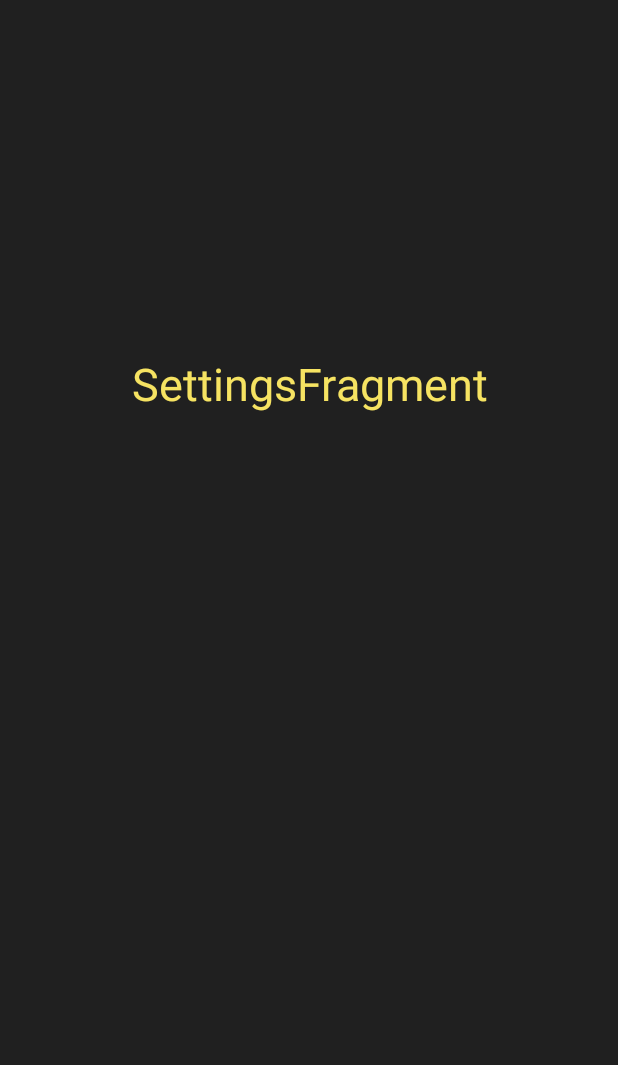
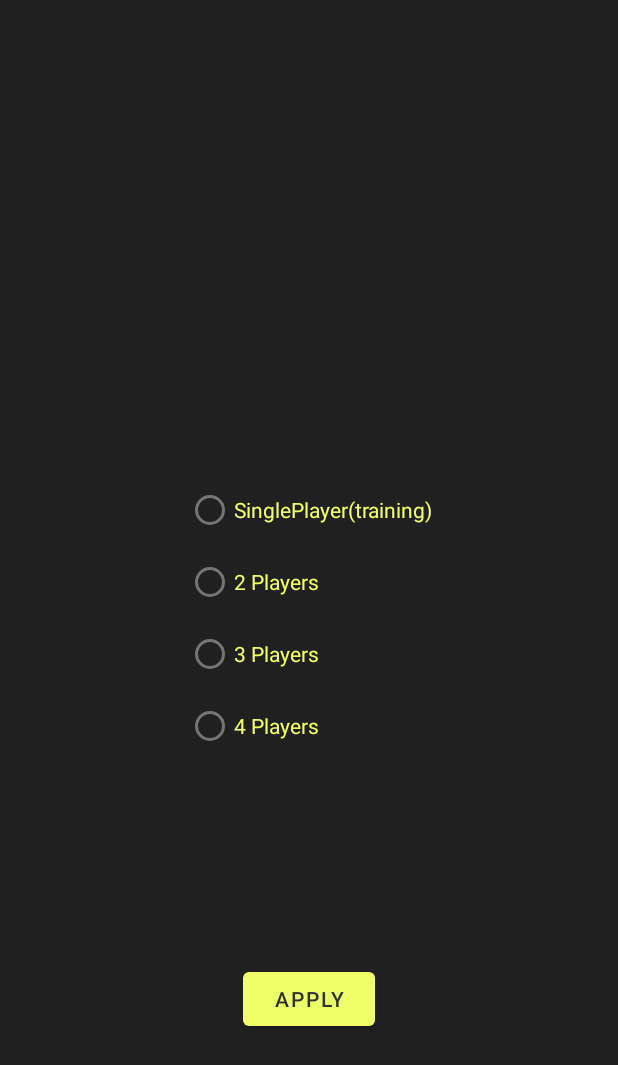
Before and after one commit to giordanospirito/MobileProgrammingProject, an Android app: the SettingsFragment screen opened through its navigation route, on a phone screen of 412 x 824 dp. Shown: the top 1065 px of the screen. Run offline under Robolectric (Android 15) with nearby library versions, the phone set to English and light mode, and no system bars; Roboto replaces fonts that are not available here.

Commit message:
Rimosso il SettingsDialog.kt. Al suo posto il SettingsFragment.kt si occupa con un RadioGroup di inserire il numero di giocatori e notificare PlayFragment.kt con una safeargs, per poi tornare alla schermata principale.

```diff
--- a/app/build.gradle
+++ b/app/build.gradle
@@ -4,7 +4,7 @@ plugins {
     id 'kotlin-android'
     id 'kotlin-kapt'
 }
-
+apply plugin: "androidx.navigation.safeargs.kotlin"
 
 android {
     compileSdkVersion 30
@@ -34,7 +34,7 @@ android {
         targetCompatibility JavaVersion.VERSION_1_8
     }
     kotlinOptions {
-        jvmTarget = '1.8'
+        jvmTarget = JavaVersion.VERSION_1_8.toString()
     }
 }
 
--- a/app/src/main/java/com/example/mobileprogrammingproject/fragments/SettingsFragment.kt
+++ b/app/src/main/java/com/example/mobileprogrammingproject/fragments/SettingsFragment.kt
@@ -5,6 +5,9 @@ import androidx.fragment.app.Fragment
 import android.view.LayoutInflater
 import android.view.View
 import android.view.ViewGroup
+import android.widget.Toast
+import androidx.navigation.Navigation
+import com.example.mobileprogrammingproject.R
 import com.example.mobileprogrammingproject.databinding.FragmentPlayBinding
 import com.example.mobileprogrammingproject.databinding.FragmentSettingsBinding
 
@@ -18,7 +21,33 @@ class SettingsFragment : Fragment() {
         val view = binding.root
 
         //logic...
+        val ApplyButton = binding.BackButton
+        val SinglePlayerCheck = binding.SinglePlayerButton
+        val TwoPlayersCheck = binding.TwoPlayerButton
+        val ThreePlayersCheck = binding.ThreePlayerButton
+        val FourPlayersCheck = binding.FourPlayerButton
 
+        ApplyButton.setOnClickListener {
+            if(SinglePlayerCheck.isChecked){
+                val action = SettingsFragmentDirections.actionSettingsFragmentToPlayFragment3(1)
+                Navigation.findNavController(view).navigate(R.id.action_settingsFragment_to_menuFragment2)
+            }
+            if(TwoPlayersCheck.isChecked){
+                val action = SettingsFragmentDirections.actionSettingsFragmentToPlayFragment3(2)
+                Navigation.findNavController(view).navigate(R.id.action_settingsFragment_to_menuFragment2)
+            }
+            if(ThreePlayersCheck.isChecked){
+                val action = SettingsFragmentDirections.actionSettingsFragmentToPlayFragment3(3)
+                Navigation.findNavController(view).navigate(R.id.action_settingsFragment_to_menuFragment2)
+            }
+            if(FourPlayersCheck.isChecked){
+                val action = SettingsFragmentDirections.actionSettingsFragmentToPlayFragment3(4)
+                Navigation.findNavController(view).navigate(R.id.action_settingsFragment_to_menuFragment2)
+            }
+            else{
+                Toast.makeText(this.context, "Select a game-mode first",Toast.LENGTH_SHORT).show()
+            }
+        }
 
 
 
--- a/app/src/main/res/layout/fragment_settings.xml
+++ b/app/src/main/res/layout/fragment_settings.xml
@@ -13,22 +13,54 @@
         android:layout_width="match_parent"
         android:layout_height="wrap_content">
 
-        <TextView
-            android:id="@+id/titleTextView"
+        <RadioGroup
+            android:id="@+id/radioGroup"
             android:layout_width="wrap_content"
             android:layout_height="wrap_content"
-            android:gravity="center_horizontal"
-            android:text="SettingsFragment"
-            android:textSize="30sp"
+            app:layout_constraintBottom_toBottomOf="parent"
+            app:layout_constraintEnd_toEndOf="parent"
+            app:layout_constraintHorizontal_bias="0.5"
+            app:layout_constraintStart_toStartOf="parent"
+            app:layout_constraintTop_toTopOf="parent">
+
+            <RadioButton
+                android:id="@+id/SinglePlayerButton"
+                android:layout_width="match_parent"
+                android:layout_height="wrap_content"
+                android:text="SinglePlayer(training)"
+                android:textColor="@color/giallino"/>
+
+            <RadioButton
+                android:id="@+id/TwoPlayerButton"
+                android:layout_width="match_parent"
+                android:layout_height="wrap_content"
+                android:text="2 Players"
+                android:textColor="@color/giallino"/>
+
+            <RadioButton
+                android:id="@+id/ThreePlayerButton"
+                android:layout_width="match_parent"
+                android:layout_height="wrap_content"
+                android:text="3 Players"
+                android:textColor="@color/giallino"/>
+
+            <RadioButton
+                android:id="@+id/FourPlayerButton"
+                android:layout_width="match_parent"
+                android:layout_height="wrap_content"
+                android:text="4 Players"
+                android:textColor="@color/giallino"/>
+        </RadioGroup>
+
+        <Button
+            android:id="@+id/BackButton"
+            android:layout_width="wrap_content"
+            android:layout_height="wrap_content"
+            android:text="Apply"
             app:layout_constraintBottom_toBottomOf="parent"
             app:layout_constraintEnd_toEndOf="parent"
             app:layout_constraintStart_toStartOf="parent"
-            app:layout_constraintTop_toTopOf="parent"
-            app:layout_constraintVertical_bias="0.3"
-            android:textColor="#F6E362">
-
-        </TextView>
-
+            app:layout_constraintTop_toBottomOf="@+id/radioGroup" />
     </androidx.constraintlayout.widget.ConstraintLayout>
 
 </ScrollView>
--- a/app/src/main/res/navigation/main_menu_navigator.xml
+++ b/app/src/main/res/navigation/main_menu_navigator.xml
@@ -15,6 +15,9 @@
         <action
             android:id="@+id/action_menuFragment_to_settingsFragment"
             app:destination="@id/settingsFragment" />
+        <argument
+            android:name="playerNumber"
+            app:argType="integer" />
     </fragment>
     <fragment
         android:id="@+id/playFragment3"
@@ -24,12 +27,23 @@
         <action
             android:id="@+id/action_playFragment3_to_resultsFragment"
             app:destination="@id/resultsFragment" />
+        <argument
+            android:name="playerNumber"
+            app:argType="integer"
+            android:defaultValue="1" />
     </fragment>
     <fragment
         android:id="@+id/settingsFragment"
         android:name="com.example.mobileprogrammingproject.fragments.SettingsFragment"
         android:label="fragment_settings"
-        tools:layout="@layout/fragment_settings" />
+        tools:layout="@layout/fragment_settings" >
+        <action
+            android:id="@+id/action_settingsFragment_to_playFragment3"
+            app:destination="@id/playFragment3" />
+        <action
+            android:id="@+id/action_settingsFragment_to_menuFragment2"
+            app:destination="@id/menuFragment" />
+    </fragment>
     <fragment
         android:id="@+id/resultsFragment"
         android:name="com.example.mobileprogrammingproject.ResultsFragment"
--- a/build.gradle
+++ b/build.gradle
@@ -9,7 +9,7 @@ buildscript {
         classpath 'com.android.tools.build:gradle:4.2.2'
         classpath "org.jetbrains.kotlin:kotlin-gradle-plugin:$kotlin_version"
 
-        classpath "androidx.navigation:navigation-safe-args-gradle-plugin:2.4.0-alpha04"
+        classpath "androidx.navigation:navigation-safe-args-gradle-plugin:2.3.0-alpha04"
         // NOTE: Do not place your application dependencies here; they belong
         // in the individual module build.gradle files
     }
```
Also changed, not shown: app/src/main/java/com/example/mobileprogrammingproject/dialogs/SettingsDialog.kt (deleted, +0 -48 lines), app/src/main/java/com/example/mobileprogrammingproject/fragments/MenuFragment.kt (+9 -8 lines), app/src/main/java/com/example/mobileprogrammingproject/fragments/PlayFragment.kt (+10 -1 lines).
